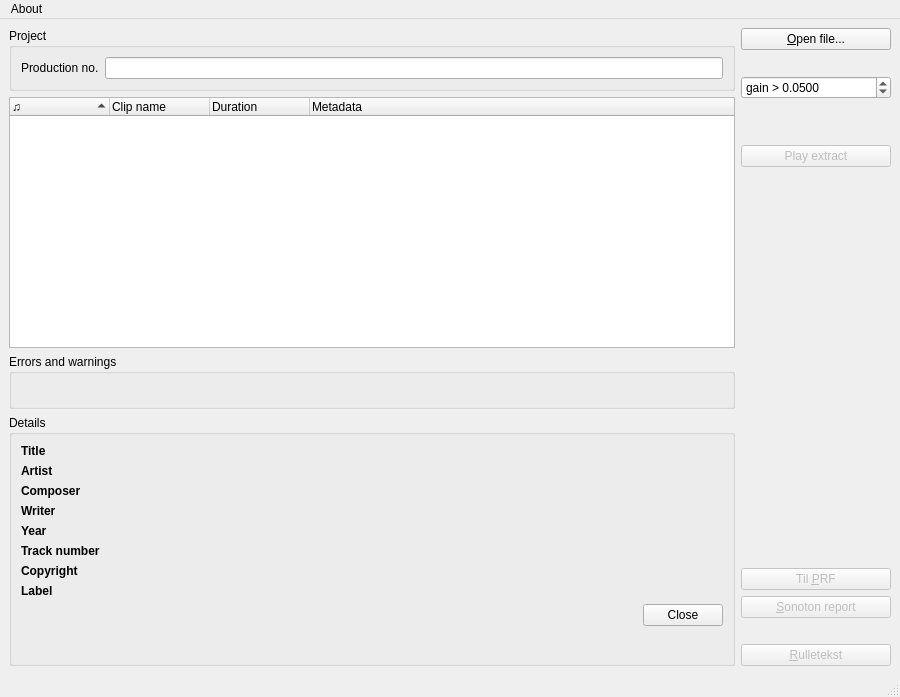
Qt form src/gui/pling-plong-odometer.ui (havardgulldahl/pling-plong-odometer) before a commit.
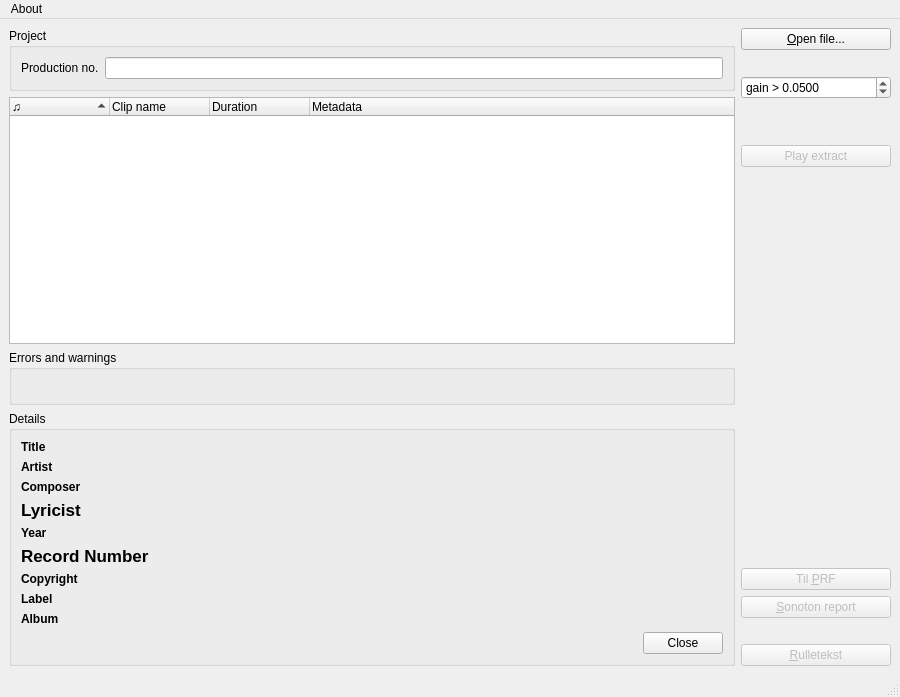
The same form after that commit. Icons and pictures are not drawn.

Diff of the .ui file:
```diff
--- a/src/gui/pling-plong-odometer.ui
+++ b/src/gui/pling-plong-odometer.ui
@@ -162,7 +162,11 @@
          <item row="8" column="0">
           <widget class="QLabel" name="label_5">
            <property name="text">
-            <string>&lt;b&gt;Track number&lt;/b&gt;</string>
+            <string>&lt;!DOCTYPE HTML PUBLIC &quot;-//W3C//DTD HTML 4.0//EN&quot; &quot;http://www.w3.org/TR/REC-html40/strict.dtd&quot;&gt;
+&lt;html&gt;&lt;head&gt;&lt;meta name=&quot;qrichtext&quot; content=&quot;1&quot; /&gt;&lt;style type=&quot;text/css&quot;&gt;
+p, li { white-space: pre-wrap; }
+&lt;/style&gt;&lt;/head&gt;&lt;body style=&quot; font-family:'Lucida Grande'; font-size:13pt; font-weight:400; font-style:normal;&quot;&gt;
+&lt;p style=&quot; margin-top:0px; margin-bottom:0px; margin-left:0px; margin-right:0px; -qt-block-indent:0; text-indent:0px;&quot;&gt;&lt;span style=&quot; font-weight:600;&quot;&gt;Record Number&lt;/span&gt;&lt;/p&gt;&lt;/body&gt;&lt;/html&gt;</string>
            </property>
           </widget>
          </item>
@@ -200,7 +204,11 @@
          <item row="5" column="0">
           <widget class="QLabel" name="label_9">
            <property name="text">
-            <string>&lt;b&gt;Writer&lt;/b&gt;</string>
+            <string>&lt;!DOCTYPE HTML PUBLIC &quot;-//W3C//DTD HTML 4.0//EN&quot; &quot;http://www.w3.org/TR/REC-html40/strict.dtd&quot;&gt;
+&lt;html&gt;&lt;head&gt;&lt;meta name=&quot;qrichtext&quot; content=&quot;1&quot; /&gt;&lt;style type=&quot;text/css&quot;&gt;
+p, li { white-space: pre-wrap; }
+&lt;/style&gt;&lt;/head&gt;&lt;body style=&quot; font-family:'Lucida Grande'; font-size:13pt; font-weight:400; font-style:normal;&quot;&gt;
+&lt;p style=&quot; margin-top:0px; margin-bottom:0px; margin-left:0px; margin-right:0px; -qt-block-indent:0; text-indent:0px;&quot;&gt;&lt;span style=&quot; font-weight:600;&quot;&gt;Lyricist&lt;/span&gt;&lt;/p&gt;&lt;/body&gt;&lt;/html&gt;</string>
            </property>
           </widget>
          </item>
@@ -258,6 +266,26 @@
            <property name="text">
             <string/>
            </property>
+           <property name="textInteractionFlags">
+            <set>Qt::LinksAccessibleByMouse|Qt::TextSelectableByKeyboard|Qt::TextSelectableByMouse</set>
+           </property>
+          </widget>
+         </item>
+         <item row="11" column="0">
+          <widget class="QLabel" name="label_10">
+           <property name="text">
+            <string>&lt;b&gt;Album&lt;/b&gt;</string>
+           </property>
+           <property name="textFormat">
+            <enum>Qt::RichText</enum>
+           </property>
+          </widget>
+         </item>
+         <item row="11" column="1">
+          <widget class="QLabel" name="clipAlbum">
+           <property name="text">
+            <string/>
+           </property>
           </widget>
          </item>
         </layout>
```
Left out of the diff: 31 changed lines with no effect on the pictures.
